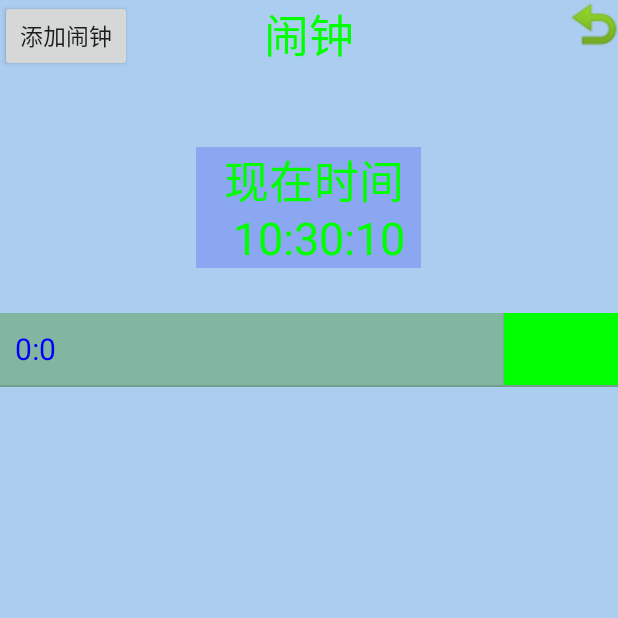
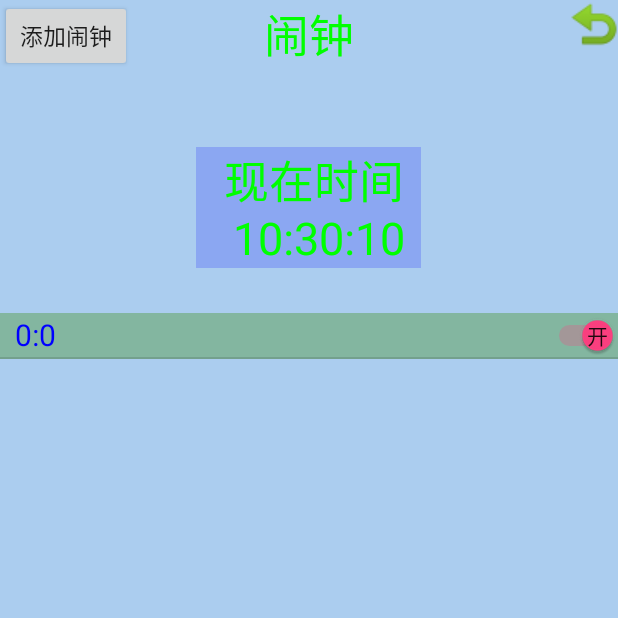
Before and after one commit to Mingpeidev/Clock_test, an Android app: the ClockActivity screen opened directly, with no data from a screen before it, on a phone screen of 412 x 824 dp, the top half of it. Run offline under Robolectric (Android 15) with nearby library versions, the phone set to English and light mode, and no system bars; 10 statements that could not run were skipped.

Commit message:
闹钟按钮由Button变为Switch

```diff
--- a/app/src/main/java/com/mao/remind_test2/Clock/ClockActivity.java
+++ b/app/src/main/java/com/mao/remind_test2/Clock/ClockActivity.java
@@ -11,8 +11,10 @@ import android.support.v7.app.AppCompatActivity;
 import android.support.v7.widget.DividerItemDecoration;
 import android.support.v7.widget.LinearLayoutManager;
 import android.support.v7.widget.RecyclerView;
+import android.util.Log;
 import android.view.View;
 import android.widget.Button;
+import android.widget.CompoundButton;
 import android.widget.ImageButton;
 import android.widget.TextView;
 import android.widget.Toast;
@@ -78,10 +80,10 @@ public class ClockActivity extends AppCompatActivity{
             clockinfoList.add(clockinfo1);
         }
 
-        clockAdapter.setOnButtonClickListener(new ClockAdapter.OnButtonClickListener() {
+        clockAdapter.setOnCheckedChangeListener(new ClockAdapter.OnCheckedChangeListener() {
             @Override
-            public void onclick(View view, int position) {
-
+            public void onCheckedChanged(CompoundButton compoundButton, boolean b, int position) {
+                if (!compoundButton.isPressed()){return;}//非点击开关不使用此监听
                 Calendar mCalendar=Calendar.getInstance();
                 mCalendar.setTimeInMillis(System.currentTimeMillis());
 
@@ -109,12 +111,7 @@ public class ClockActivity extends AppCompatActivity{
 
                     clockinfoList.clear();
 
-                    if (on_off.equals("on")){
-                        Intent intent=new Intent(ClockActivity.this,ClockReceiver.class);
-                        pi = PendingIntent.getBroadcast(ClockActivity.this, sign,intent,PendingIntent.FLAG_UPDATE_CURRENT);
-                        alarmManager.cancel(pi);
-                        on_off="off";
-                    }else {
+                    if (b){
                         if (mRepead.equals("只响一次")){
                             Intent intent=new Intent(ClockActivity.this,ClockReceiver.class);
                             intent.putExtra("msg",mText);
@@ -137,10 +134,16 @@ public class ClockActivity extends AppCompatActivity{
                             }
                         }
                         on_off="on";
+                    }else {
+                        Intent intent=new Intent(ClockActivity.this,ClockReceiver.class);
+                        pi = PendingIntent.getBroadcast(ClockActivity.this, sign,intent,PendingIntent.FLAG_UPDATE_CURRENT);
+                        alarmManager.cancel(pi);
+                        on_off="off";
                     }}
                 Clockinfo clockinfo=new Clockinfo();
                 clockinfo.setOn_off(on_off);
                 clockinfo.updateAll("id=?",id2);
+                Log.d("haha", "onCheckedChanged: "+on_off+position);
 
                 List<Clockinfo> clockinfos= DataSupport.order("hour asc,minute asc").find(Clockinfo.class);
                 for (Clockinfo clockinfo1:clockinfos){
--- a/app/src/main/java/com/mao/remind_test2/Clock/ClockAdapter.java
+++ b/app/src/main/java/com/mao/remind_test2/Clock/ClockAdapter.java
@@ -6,7 +6,9 @@ import android.view.LayoutInflater;
 import android.view.View;
 import android.view.ViewGroup;
 import android.widget.Button;
+import android.widget.CompoundButton;
 import android.widget.ImageButton;
+import android.widget.Switch;
 import android.widget.TextView;
 import com.mao.remind_test2.R;
 
@@ -16,7 +18,7 @@ import java.util.List;
  * Created by Mingpeidev on 2018/6/29.
  */
 
-public class ClockAdapter extends RecyclerView.Adapter<ClockAdapter.ViewHolder> {
+public class ClockAdapter extends RecyclerView.Adapter<ClockAdapter.ViewHolder>{
     private List<Clockinfo> mClockinfo;
 
     public ClockAdapter(List<Clockinfo> clockinfoList) {
@@ -25,7 +27,7 @@ public class ClockAdapter extends RecyclerView.Adapter<ClockAdapter.ViewHolder>
 
     private ClockAdapter.OnItemClickListener mOnItemClickListener;
     private ClockAdapter.OnItemLongClickListener mOnItemLongClickListener;
-    private ClockAdapter.OnButtonClickListener mOnButtonClickListener;
+    private ClockAdapter.OnCheckedChangeListener mOnCheckedChangeListener;
 
     public void setOnItemClickListener(ClockAdapter.OnItemClickListener mOnItemClickListener){//按钮点击方法
         this.mOnItemClickListener = mOnItemClickListener;
@@ -33,8 +35,8 @@ public class ClockAdapter extends RecyclerView.Adapter<ClockAdapter.ViewHolder>
     public void setOnItemLongClickListener(ClockAdapter.OnItemLongClickListener mOnItemLongClickListener) {
         this.mOnItemLongClickListener = mOnItemLongClickListener;
     }
-    public void setOnButtonClickListener (ClockAdapter.OnButtonClickListener mOnButtonClickListener){
-        this.mOnButtonClickListener=mOnButtonClickListener;
+    public void setOnCheckedChangeListener (ClockAdapter.OnCheckedChangeListener mOnCheckedChangeListener){
+        this.mOnCheckedChangeListener=mOnCheckedChangeListener;
     }
 
     public interface OnItemClickListener{//接口
@@ -45,8 +47,8 @@ public class ClockAdapter extends RecyclerView.Adapter<ClockAdapter.ViewHolder>
         void onItemLongClick(View view,int position);
     }
 
-    public interface OnButtonClickListener{
-        void onclick( View view,int position);
+    public interface OnCheckedChangeListener{
+        void onCheckedChanged( CompoundButton compoundButton, boolean b,int position);
     }
 
 
@@ -56,7 +58,7 @@ public class ClockAdapter extends RecyclerView.Adapter<ClockAdapter.ViewHolder>
         TextView time;
         TextView repead;
         TextView info;
-        Button on_off;
+        Switch on_off;
 
        public ViewHolder(View itemView) {
             super(itemView);
@@ -64,7 +66,7 @@ public class ClockAdapter extends RecyclerView.Adapter<ClockAdapter.ViewHolder>
             time = (TextView)itemView.findViewById(R.id.timeclock);
             repead = (TextView)itemView.findViewById(R.id.repead);
             info =(TextView)itemView.findViewById(R.id.info);
-            on_off=(Button) itemView.findViewById(R.id.on);
+            on_off=(Switch) itemView.findViewById(R.id.on);
         }
     }
 
@@ -84,22 +86,21 @@ public class ClockAdapter extends RecyclerView.Adapter<ClockAdapter.ViewHolder>
         holder.repead.setText(clockinfo.getRepead());
         holder.info.setText(clockinfo.getText());
 
-        holder.on_off.setText(clockinfo.getOn_off());
-        if (clockinfo.getOn_off().equals("on")){
-            holder.on_off.setBackgroundColor(Color.parseColor("#00ff00"));
-        }if (clockinfo.getOn_off().equals("off")){
-            holder.on_off.setBackgroundColor(Color.parseColor("#8C7B62"));
+        if (clockinfo.getOn_off().equals("off")){//初始化闹钟开关状态
+            holder.on_off.setChecked(false);
+
+        }else {
+            holder.on_off.setChecked(true);
         }
 
-        holder.on_off.setOnClickListener(new View.OnClickListener() {//设置按钮点击事件
+        holder.on_off.setOnCheckedChangeListener(new CompoundButton.OnCheckedChangeListener() {
             @Override
-            public void onClick(View view) {
-                if (mOnButtonClickListener!=null){
-                    mOnButtonClickListener.onclick(view,position);
+            public void onCheckedChanged(CompoundButton compoundButton, boolean b) {
+                if (mOnCheckedChangeListener!=null){
+                    mOnCheckedChangeListener.onCheckedChanged(compoundButton,b,position);
                 }
             }
         });
-
 
 
         if(mOnItemClickListener != null){ //为ItemView设置监听器
@@ -127,7 +128,6 @@ public class ClockAdapter extends RecyclerView.Adapter<ClockAdapter.ViewHolder>
         notifyDataSetChanged();
     }
 
-
     @Override
     public int getItemCount() {
         return mClockinfo.size();
--- a/app/src/main/res/layout/clock_item.xml
+++ b/app/src/main/res/layout/clock_item.xml
@@ -40,15 +40,18 @@
         android:gravity="center"
         android:textColor="#0000ff"
         android:textSize="20sp" />
-    <Button
+    <Switch
         android:id="@+id/on"
         android:layout_weight="1"
         android:gravity="center"
-        android:layout_width="30sp"
-        android:text="on"
-        android:textColor="#ffffff"
+        android:layout_width="wrap_content"
         android:layout_height="match_parent"
-        android:background="#00ff00"/>
+        android:textOn="开"
+        android:textOff="关"
+        android:showText="true"
+        android:textColor="#00000000"
+        android:switchMinWidth="50sp"
+        android:longClickable="false"/>
 
 
 </LinearLayout>
```
